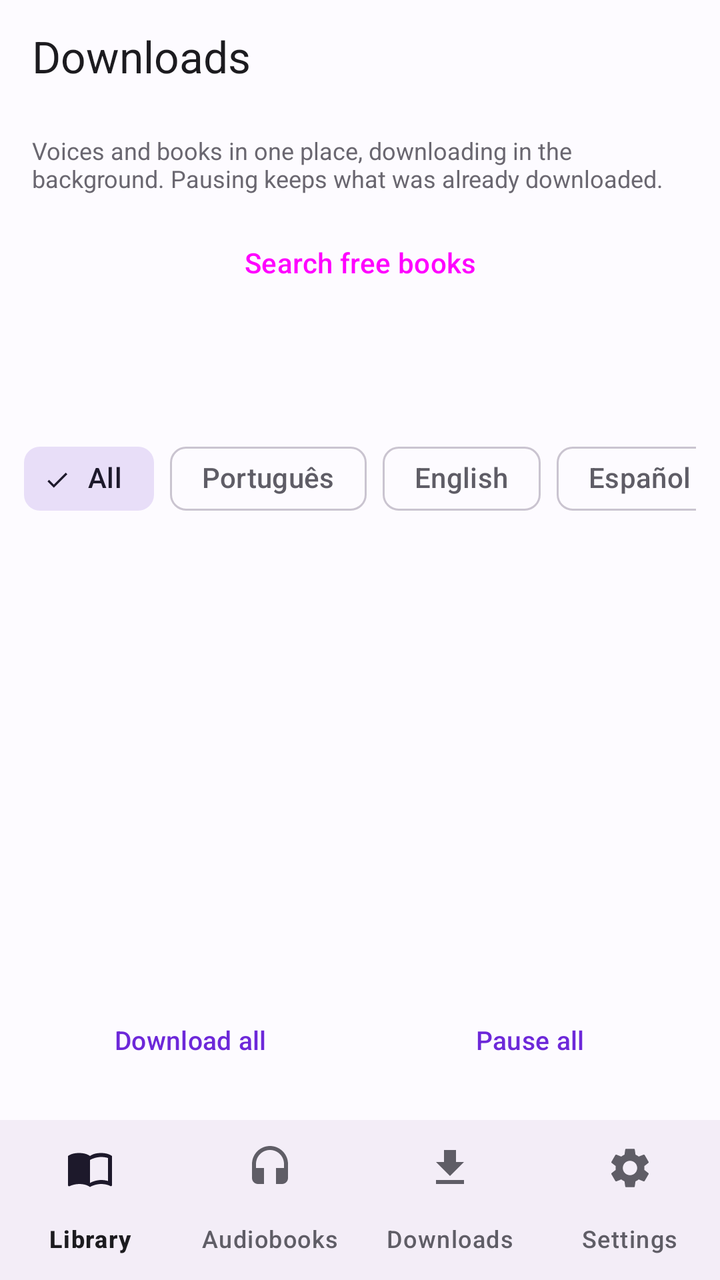
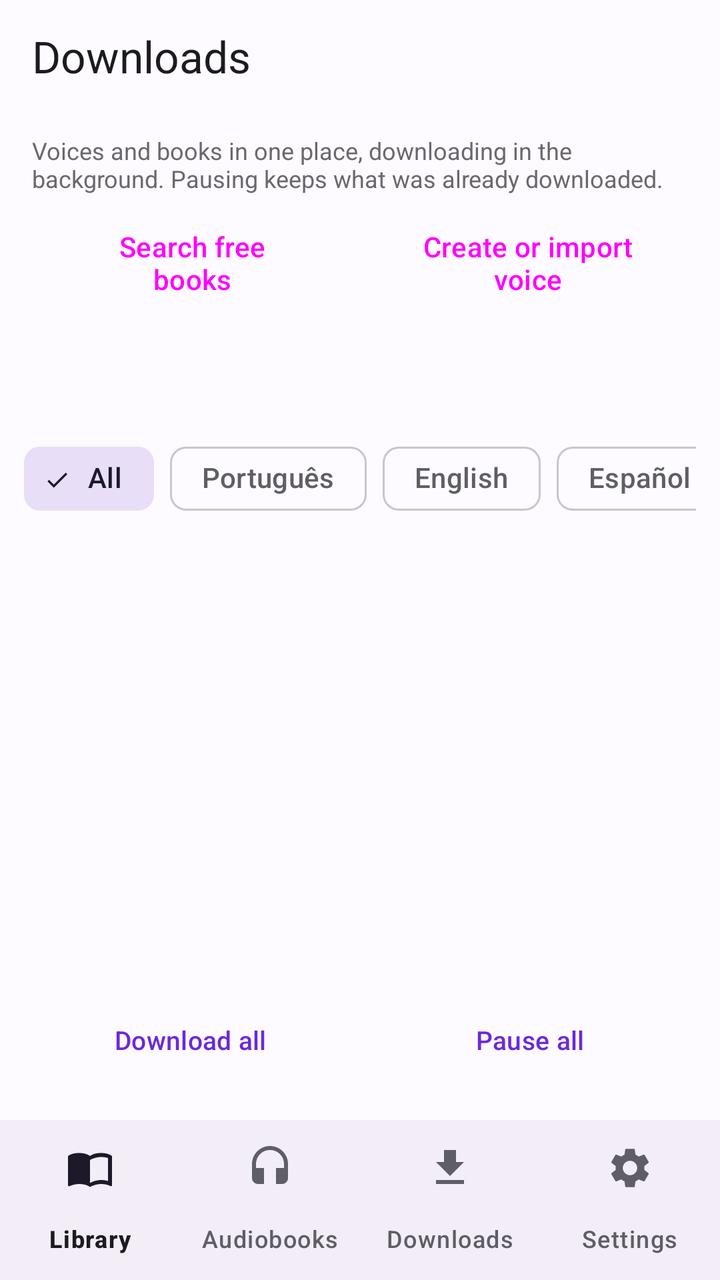

Two renders of the same Android screen: before a commit and after it. Below are the layout's source before the change and the commit's diff.
<!-- AndroidManifest.xml: application theme AppTheme -->
<!-- res/layout/activity_download_central.xml -->
<?xml version="1.0" encoding="utf-8"?>
<LinearLayout
    xmlns:android="http://schemas.android.com/apk/res/android"
    xmlns:app="http://schemas.android.com/apk/res-auto"
    android:layout_width="match_parent"
    android:layout_height="match_parent"
    android:orientation="vertical"
    android:background="@color/color_background"
    android:fitsSystemWindows="true">

    <LinearLayout
        android:layout_width="match_parent"
        android:layout_height="56dp"
        android:orientation="horizontal"
        android:paddingStart="16dp"
        android:paddingEnd="16dp"
        android:gravity="center_vertical">

        <ImageButton
            android:id="@+id/btnVoltarDownloads"
            android:layout_width="0dp"
            android:layout_height="0dp"
            android:visibility="gone"
            android:contentDescription="@string/cd_voltar"/>

        <TextView
            android:id="@+id/tvTituloDownloads"
            android:layout_width="0dp"
            android:layout_height="wrap_content"
            android:layout_weight="1"
            android:text="@string/nav_downloads"
            android:textSize="22sp"
            android:textColor="@color/color_on_surface"/>
    </LinearLayout>

    <View
        android:layout_width="match_parent"
        android:layout_height="1dp"
        android:background="@color/color_divider"/>

    <LinearLayout
        android:layout_width="match_parent"
        android:layout_height="wrap_content"
        android:orientation="vertical"
        android:paddingStart="16dp"
        android:paddingEnd="16dp"
        android:paddingTop="10dp"
        android:paddingBottom="6dp">

        <TextView
            android:id="@+id/tvDescDownloads"
            android:layout_width="match_parent"
            android:layout_height="wrap_content"
            android:text="@string/dl_central_desc"
            android:textColor="@color/color_on_surface_dim"
            android:textSize="12sp"/>

        <Button
            android:id="@+id/btnBuscarLivrosDownloads"
            style="@style/Widget.Material3.Button.TonalButton"
            android:layout_width="match_parent"
            android:layout_height="wrap_content"
            android:layout_marginTop="10dp"
            android:text="@string/dl_buscar_livros"/>

        <LinearLayout
            android:layout_width="match_parent"
            android:layout_height="wrap_content"
            android:orientation="horizontal"
            android:gravity="center_vertical"
            android:layout_marginTop="6dp">

            <TextView
                android:id="@+id/tvEspacoLivre"
                android:layout_width="0dp"
                android:layout_height="wrap_content"
                android:layout_weight="1"
                android:textColor="@color/color_on_surface_muted"
                android:textSize="12sp"/>

            <Button
                android:id="@+id/btnSimultaneos"
                style="@style/Widget.Material3.Button.TextButton"
                android:layout_width="wrap_content"
                android:layout_height="48dp"
                android:minHeight="48dp"
                android:textAllCaps="false"
                android:textSize="12sp"
                android:textColor="?attr/colorPrimary"/>
        </LinearLayout>
    </LinearLayout>

    <HorizontalScrollView
        android:layout_width="match_parent"
        android:layout_height="wrap_content"
        android:scrollbars="none"
        android:paddingStart="12dp"
        android:paddingEnd="12dp">

        <com.google.android.material.chip.ChipGroup
            android:id="@+id/chipsIdiomaDownloads"
            android:layout_width="wrap_content"
            android:layout_height="wrap_content"
            app:singleLine="true"
            app:singleSelection="true"
            app:selectionRequired="true">

            <com.google.android.material.chip.Chip
                android:id="@+id/chipIdiomaTodos"
                style="@style/Widget.Material3.Chip.Filter"
                android:layout_width="wrap_content"
                android:layout_height="wrap_content"
                android:text="@string/livros_idioma_todos"
                android:checked="true"/>

            <com.google.android.material.chip.Chip
                android:id="@+id/chipIdiomaPt"
                style="@style/Widget.Material3.Chip.Filter"
                android:layout_width="wrap_content"
                android:layout_height="wrap_content"
                android:text="@string/chip_idioma_pt"/>

            <com.google.android.material.chip.Chip
                android:id="@+id/chipIdiomaEn"
                style="@style/Widget.Material3.Chip.Filter"
                android:layout_width="wrap_content"
                android:layout_height="wrap_content"
                android:text="@string/chip_idioma_en"/>

            <com.google.android.material.chip.Chip
                android:id="@+id/chipIdiomaEs"
                style="@style/Widget.Material3.Chip.Filter"
                android:layout_width="wrap_content"
                android:layout_height="wrap_content"
                android:text="@string/chip_idioma_es"/>
        </com.google.android.material.chip.ChipGroup>
    </HorizontalScrollView>

    <androidx.recyclerview.widget.RecyclerView
        android:id="@+id/recyclerDownloads"
        android:layout_width="match_parent"
        android:layout_height="0dp"
        android:layout_weight="1"
        android:overScrollMode="never"/>

    <TextView
        android:id="@+id/tvVazioDownloads"
        android:layout_width="match_parent"
        android:layout_height="0dp"
        android:layout_weight="1"
        android:gravity="center"
        android:padding="24dp"
        android:text="@string/dl_central_vazio"
        android:textColor="@color/color_on_surface_muted"
        android:textSize="15sp"
        android:visibility="gone"/>

    <LinearLayout
        android:id="@+id/layoutFooterDownloads"
        android:layout_width="match_parent"
        android:layout_height="wrap_content"
        android:orientation="vertical"
        android:background="@color/color_background"
        android:paddingStart="14dp"
        android:paddingEnd="14dp"
        android:paddingTop="8dp"
        android:paddingBottom="16dp">

        <View
            android:layout_width="match_parent"
            android:layout_height="1dp"
            android:background="@color/color_divider"
            android:layout_marginBottom="10dp"/>

        <Button
            android:id="@+id/btnBaixarSelecionados"
            style="@style/Widget.Material3.Button"
            android:layout_width="match_parent"
            android:layout_height="48dp"
            android:textSize="14sp"
            android:textStyle="bold"
            android:layout_marginBottom="6dp"/>

        <LinearLayout
            android:layout_width="match_parent"
            android:layout_height="wrap_content"
            android:orientation="horizontal">

            <Button
                android:id="@+id/btnBaixarTudo"
                style="@style/Widget.Material3.Button.OutlinedButton"
                android:layout_width="0dp"
                android:layout_height="wrap_content"
                android:minHeight="48dp"
                android:layout_weight="1"
                android:text="@string/dl_central_baixar_tudo"
                android:textColor="?attr/colorPrimary"
                android:textSize="13sp"
                android:layout_marginEnd="4dp"/>

            <Button
                android:id="@+id/btnPausarTudo"
                style="@style/Widget.Material3.Button.OutlinedButton"
                android:layout_width="0dp"
                android:layout_height="wrap_content"
                android:minHeight="48dp"
                android:layout_weight="1"
                android:text="@string/dl_central_pausar_tudo"
                android:textColor="?attr/colorPrimary"
                android:textSize="13sp"
                android:layout_marginStart="4dp"/>
        </LinearLayout>
    </LinearLayout>

    <include
        layout="@layout/view_mini_player"
        android:layout_width="match_parent"
        android:layout_height="wrap_content"/>

    <include layout="@layout/view_barra_navegacao"/>

</LinearLayout>
<!-- res/layout/view_mini_player.xml (included above) -->
<?xml version="1.0" encoding="utf-8"?>
<LinearLayout
    xmlns:android="http://schemas.android.com/apk/res/android"
    xmlns:app="http://schemas.android.com/apk/res-auto"
    android:id="@+id/miniPlayerRoot"
    android:layout_width="match_parent"
    android:layout_height="wrap_content"
    android:orientation="vertical"
    android:background="@color/color_surface"
    android:elevation="8dp"
    android:visibility="gone">

    <View
        android:layout_width="match_parent"
        android:layout_height="1dp"
        android:background="@color/color_divider"/>

    
    <LinearLayout
        android:id="@+id/guidedIndicatorBar"
        android:layout_width="match_parent"
        android:layout_height="52dp"
        android:orientation="horizontal"
        android:gravity="center_vertical"
        android:paddingStart="14dp"
        android:paddingEnd="8dp"
        android:background="@color/color_surface"
        android:visibility="gone">

        <TextView
            android:id="@+id/guidedIndicatorText"
            android:layout_width="0dp"
            android:layout_height="wrap_content"
            android:layout_weight="1"
            android:maxLines="1"
            android:ellipsize="end"
            android:textSize="13sp"
            android:textStyle="bold"
            android:textColor="@color/color_on_surface"/>

        <ImageButton
            android:id="@+id/guidedIndicatorPlayPause"
            android:layout_width="48dp"
            android:layout_height="48dp"
            android:background="@android:color/transparent"
            android:padding="4dp"
            android:src="@drawable/ic_player_pause"
            app:tint="@color/color_primary"
            android:contentDescription="@string/cd_play_pause"
            android:tooltipText="@string/cd_play_pause"/>

    </LinearLayout>

    <LinearLayout
        android:id="@+id/miniPlayerBar"
        android:layout_width="match_parent"
        android:layout_height="56dp"
        android:orientation="horizontal"
        android:gravity="center_vertical"
        android:paddingStart="12dp"
        android:paddingEnd="8dp">

        <TextView
            android:id="@+id/miniPlayerNome"
            android:layout_width="0dp"
            android:layout_height="wrap_content"
            android:layout_weight="1"
            android:maxLines="1"
            android:ellipsize="end"
            android:textSize="13sp"
            android:textStyle="bold"
            android:textColor="@color/color_on_surface"/>

        <ImageButton
            android:id="@+id/miniPlayerPlayPause"
            android:layout_width="48dp"
            android:layout_height="48dp"
            android:background="@android:color/transparent"
            android:padding="4dp"
            android:src="@drawable/ic_player_play"
            app:tint="@color/color_primary"
            android:contentDescription="@string/cd_play_pause"
            android:tooltipText="@string/cd_play_pause"/>

        <ImageButton
            android:id="@+id/miniPlayerExpandir"
            android:layout_width="48dp"
            android:layout_height="48dp"
            android:background="@android:color/transparent"
            android:padding="6dp"
            android:src="@android:drawable/arrow_up_float"
            app:tint="@color/color_on_surface_muted"
            android:contentDescription="@string/cd_expandir_player"
            android:tooltipText="@string/cd_expandir_player"/>

        
        <ImageButton
            android:id="@+id/miniPlayerFechar"
            android:layout_width="48dp"
            android:layout_height="48dp"
            android:background="@android:color/transparent"
            android:padding="8dp"
            android:src="@drawable/ic_player_fechar"
            app:tint="@color/color_on_surface_muted"
            android:contentDescription="@string/cd_fechar_player"
            android:tooltipText="@string/cd_fechar_player"/>

    </LinearLayout>

    <LinearLayout
        android:id="@+id/miniPlayerExpanded"
        android:layout_width="match_parent"
        android:layout_height="wrap_content"
        android:orientation="vertical"
        android:paddingStart="12dp"
        android:paddingEnd="12dp"
        android:paddingBottom="8dp"
        android:visibility="gone">

        <TextView
            android:id="@+id/miniPlayerTempo"
            android:layout_width="match_parent"
            android:layout_height="wrap_content"
            android:gravity="end"
            android:textSize="12sp"
            android:textColor="@color/color_on_surface_muted"
            android:text="@string/tempo_inicial"/>

        <SeekBar
            android:id="@+id/miniPlayerSeek"
            android:contentDescription="@string/cd_posicao_audio"
            android:layout_width="match_parent"
            android:layout_height="wrap_content"
            android:progressTint="@color/color_primary"/>

        <LinearLayout
            android:layout_width="match_parent"
            android:layout_height="wrap_content"
            android:gravity="center"
            android:orientation="horizontal"
            android:layout_marginTop="4dp">

            <Button
                android:id="@+id/miniPlayerRecuar"
                android:layout_width="wrap_content"
                android:layout_height="wrap_content"
android:text="@string/mini_player_recuar"
                    android:textColor="@color/color_on_surface"
                    android:textSize="12sp"
                    style="@style/Widget.Material3.Button.TextButton"/>

            <ImageButton
                android:id="@+id/miniPlayerPlayPauseGrande"
                android:layout_width="52dp"
                android:layout_height="52dp"
                android:background="@drawable/bg_play_button"
                android:src="@drawable/ic_player_play"
                app:tint="@color/color_on_surface"
                android:contentDescription="@string/cd_play_pause"
                android:tooltipText="@string/cd_play_pause"
                android:layout_marginStart="8dp"
                android:layout_marginEnd="8dp"/>

            <Button
                android:id="@+id/miniPlayerAvancar"
                android:layout_width="wrap_content"
                android:layout_height="wrap_content"
android:text="@string/mini_player_avancar"
                    android:textColor="@color/color_on_surface"
                    android:textSize="12sp"
                    style="@style/Widget.Material3.Button.TextButton"/>

            <Button
                android:id="@+id/miniPlayerSleepTimer"
                android:layout_width="wrap_content"
                android:layout_height="wrap_content"
                android:text="😴"
                android:textSize="16sp"
                android:textColor="@color/color_on_surface"
                android:background="@android:color/transparent"
                android:contentDescription="@string/cd_sleep_timer"
                android:layout_marginStart="8dp"/>

        </LinearLayout>

        <HorizontalScrollView
            android:layout_width="match_parent"
            android:layout_height="wrap_content"
            android:scrollbars="none"
            android:layout_marginTop="4dp">

        <LinearLayout
            android:layout_width="wrap_content"
            android:layout_height="wrap_content"
            android:layout_gravity="center_horizontal"
            android:orientation="horizontal"
            android:gravity="center">

            <Button
                android:id="@+id/miniPlayerVel075"
                android:layout_width="wrap_content"
                android:layout_height="wrap_content"
android:text="@string/mini_player_vel_075"
                    android:textColor="@color/color_on_surface"
                android:textSize="12sp"
                style="@style/Widget.Material3.Button.TextButton"/>

            <Button
                android:id="@+id/miniPlayerVel100"
                android:layout_width="wrap_content"
                android:layout_height="wrap_content"
android:text="@string/mini_player_vel_100"
                    android:textColor="@color/color_on_surface"
                android:textSize="12sp"
                style="@style/Widget.Material3.Button.TextButton"/>

            <Button
                android:id="@+id/miniPlayerVel125"
                android:layout_width="wrap_content"
                android:layout_height="wrap_content"
android:text="@string/mini_player_vel_125"
                    android:textColor="@color/color_on_surface"
                android:textSize="12sp"
                style="@style/Widget.Material3.Button.TextButton"/>

            <Button
                android:id="@+id/miniPlayerVel150"
                android:layout_width="wrap_content"
                android:layout_height="wrap_content"
android:text="@string/mini_player_vel_150"
                    android:textColor="@color/color_on_surface"
                android:textSize="12sp"
                style="@style/Widget.Material3.Button.TextButton"/>

            <Button
                android:id="@+id/miniPlayerVel200"
                android:layout_width="wrap_content"
                android:layout_height="wrap_content"
android:text="@string/mini_player_vel_200"
                    android:textColor="@color/color_on_surface"
                android:textSize="12sp"
                style="@style/Widget.Material3.Button.TextButton"/>

        </LinearLayout>

        </HorizontalScrollView>

        <Button
            android:id="@+id/miniPlayerLerLivro"
            android:layout_width="wrap_content"
            android:layout_height="wrap_content"
            android:layout_gravity="center_horizontal"
            android:layout_marginTop="4dp"
            android:text="@string/mini_player_ler_livro"
            android:textColor="@color/color_on_surface"
            android:textSize="12sp"
            android:background="@android:color/transparent"
            android:visibility="gone"
            style="@style/Widget.Material3.Button.TextButton"/>

        <Button
            android:id="@+id/miniPlayerCapitulos"
            android:layout_width="wrap_content"
            android:layout_height="wrap_content"
            android:layout_gravity="center_horizontal"
            android:layout_marginTop="4dp"
            android:text="@string/action_capitulos"
            android:textColor="@color/color_on_surface"
            android:textSize="12sp"
            android:background="@android:color/transparent"
            android:visibility="gone"
            style="@style/Widget.Material3.Button.TextButton"/>

    </LinearLayout>

</LinearLayout>
<!-- res/layout/view_barra_navegacao.xml (included above) -->
<?xml version="1.0" encoding="utf-8"?>
<com.google.android.material.bottomnavigation.BottomNavigationView
    xmlns:android="http://schemas.android.com/apk/res/android"
    xmlns:app="http://schemas.android.com/apk/res-auto"
    android:id="@+id/navPrincipal"
    android:layout_width="match_parent"
    android:layout_height="wrap_content"
    android:background="?attr/lylyBarraNavegacao"
    app:menu="@menu/menu_navegacao_principal"
    app:labelVisibilityMode="labeled"/>
<!-- resources referenced by this layout -->
<resources>
  <!-- drawable bg_play_button (drawable) -->
  <?xml version="1.0" encoding="utf-8"?>
  <shape xmlns:android="http://schemas.android.com/apk/res/android"
      android:shape="oval">
      <solid android:color="@color/color_primary"/>
  </shape>
  <!-- drawable ic_player_fechar (drawable) -->
  <?xml version="1.0" encoding="utf-8"?>
  <vector xmlns:android="http://schemas.android.com/apk/res/android"
      android:width="24dp"
      android:height="24dp"
      android:viewportWidth="24"
      android:viewportHeight="24">
      <path
          android:fillColor="#FFFFFFFF"
          android:pathData="M19,6.41L17.59,5 12,10.59 6.41,5 5,6.41 10.59,12 5,17.59 6.41,19 12,13.41 17.59,19 19,17.59 13.41,12z"/>
  </vector>
  <!-- drawable ic_player_pause (drawable) -->
  <?xml version="1.0" encoding="utf-8"?>
  <vector xmlns:android="http://schemas.android.com/apk/res/android"
      android:width="24dp"
      android:height="24dp"
      android:viewportWidth="24"
      android:viewportHeight="24">
      <path
          android:fillColor="#FFFFFFFF"
          android:pathData="M6,19h4V5H6v14zM14,5v14h4V5h-4z"/>
  </vector>
  <!-- drawable ic_player_play (drawable) -->
  <?xml version="1.0" encoding="utf-8"?>
  <vector xmlns:android="http://schemas.android.com/apk/res/android"
      android:width="24dp"
      android:height="24dp"
      android:viewportWidth="24"
      android:viewportHeight="24">
      <path
          android:fillColor="#FFFFFFFF"
          android:pathData="M8,5v14l11,-7z"/>
  </vector>
  <string name="action_capitulos">Chapters</string>
  <string name="cd_expandir_player">Expand player</string>
  <string name="cd_fechar_player">Close player</string>
  <string name="cd_play_pause">Play/Pause</string>
  <string name="cd_posicao_audio">Playback position</string>
  <string name="cd_sleep_timer">Sleep timer</string>
  <string name="cd_voltar">Back</string>
  <string name="chip_idioma_en" translatable="false">English</string>
  <string name="chip_idioma_es" translatable="false">Español</string>
  <string name="chip_idioma_pt" translatable="false">Português</string>
  <string name="dl_buscar_livros">Search free books</string>
  <string name="dl_central_baixar_tudo">Download all</string>
  <string name="dl_central_desc">Voices and books in one place, downloading in the background. Pausing keeps what was already downloaded.</string>
  <string name="dl_central_pausar_tudo">Pause all</string>
  <string name="dl_central_vazio">No results for this filter.</string>
  <string name="livros_idioma_todos">All</string>
  <string name="mini_player_avancar">+15s</string>
  <string name="mini_player_ler_livro">📖 Read this book</string>
  <string name="mini_player_recuar">-15s</string>
  <string name="mini_player_vel_075">0.75x</string>
  <string name="mini_player_vel_100">1x</string>
  <string name="mini_player_vel_125">1.25x</string>
  <string name="mini_player_vel_150">1.5x</string>
  <string name="mini_player_vel_200">2x</string>
  <string name="nav_downloads">Downloads</string>
  <string name="tempo_inicial">0:00 / 0:00</string>
  <style name="LylyTransicao">
          <item name="android:activityOpenEnterAnimation">@anim/fade_in</item>
          <item name="android:activityOpenExitAnimation">@anim/fade_out</item>
          <item name="android:activityCloseEnterAnimation">@anim/fade_in</item>
          <item name="android:activityCloseExitAnimation">@anim/fade_out</item>
      </style>
  <!-- unchanged entries left out for length: 1 -->
</resources>

<!-- the commit's change to res/layout/activity_download_central.xml (unified diff, before → after) -->
@@ -55,13 +55,31 @@
             android:textColor="@color/color_on_surface_dim"
             android:textSize="12sp"/>
 
-        <Button
-            android:id="@+id/btnBuscarLivrosDownloads"
-            style="@style/Widget.Material3.Button.TonalButton"
+        
+        <LinearLayout
             android:layout_width="match_parent"
             android:layout_height="wrap_content"
             android:layout_marginTop="10dp"
-            android:text="@string/dl_buscar_livros"/>
+            android:orientation="horizontal">
+
+            <Button
+                android:id="@+id/btnBuscarLivrosDownloads"
+                style="@style/Widget.Material3.Button.TonalButton"
+                android:layout_width="0dp"
+                android:layout_height="wrap_content"
+                android:layout_weight="1"
+                android:layout_marginEnd="4dp"
+                android:text="@string/dl_buscar_livros"/>
+
+            <Button
+                android:id="@+id/btnCriarVozDownloads"
+                style="@style/Widget.Material3.Button.TonalButton"
+                android:layout_width="0dp"
+                android:layout_height="wrap_content"
+                android:layout_weight="1"
+                android:layout_marginStart="4dp"
+                android:text="@string/dl_voz_criar"/>
+        </LinearLayout>
 
         <LinearLayout
             android:layout_width="match_parent"
<!-- resource entries referenced after the edit -->
@@ -54,6 +54,7 @@
   <string name="dl_central_desc">Voices and books in one place, downloading in the background. Pausing keeps what was already downloaded.</string>
   <string name="dl_central_pausar_tudo">Pause all</string>
   <string name="dl_central_vazio">No results for this filter.</string>
+  <string name="dl_voz_criar">Create or import voice</string>
   <string name="livros_idioma_todos">All</string>
   <string name="mini_player_avancar">+15s</string>
   <string name="mini_player_ler_livro">📖 Read this book</string>
